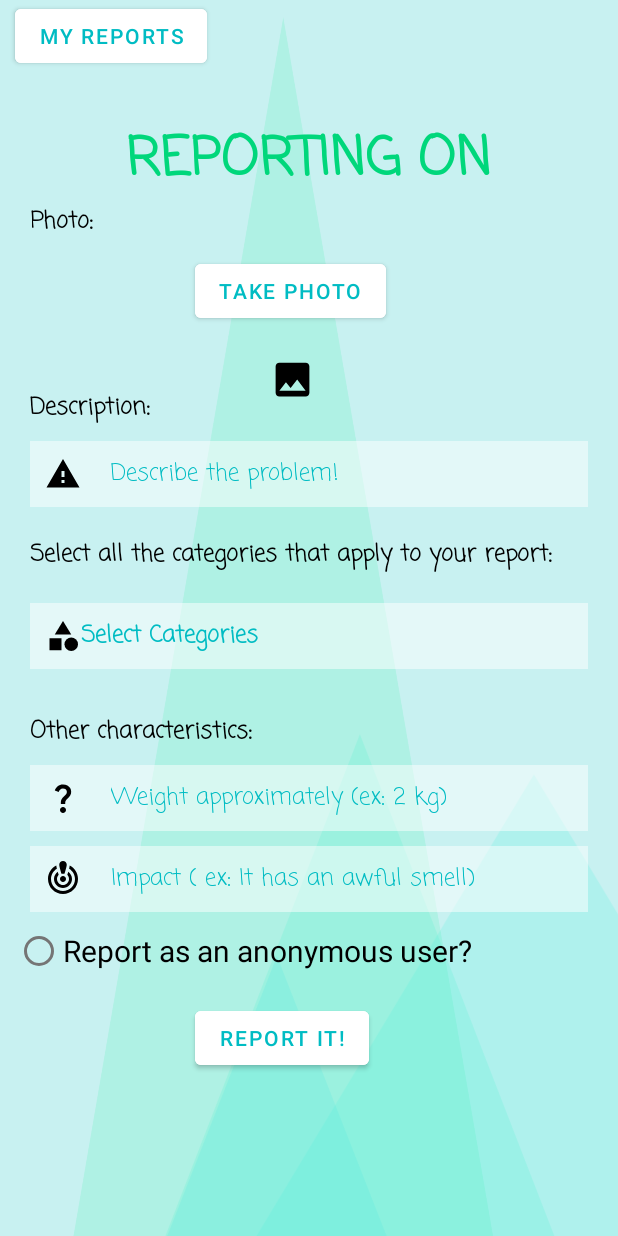
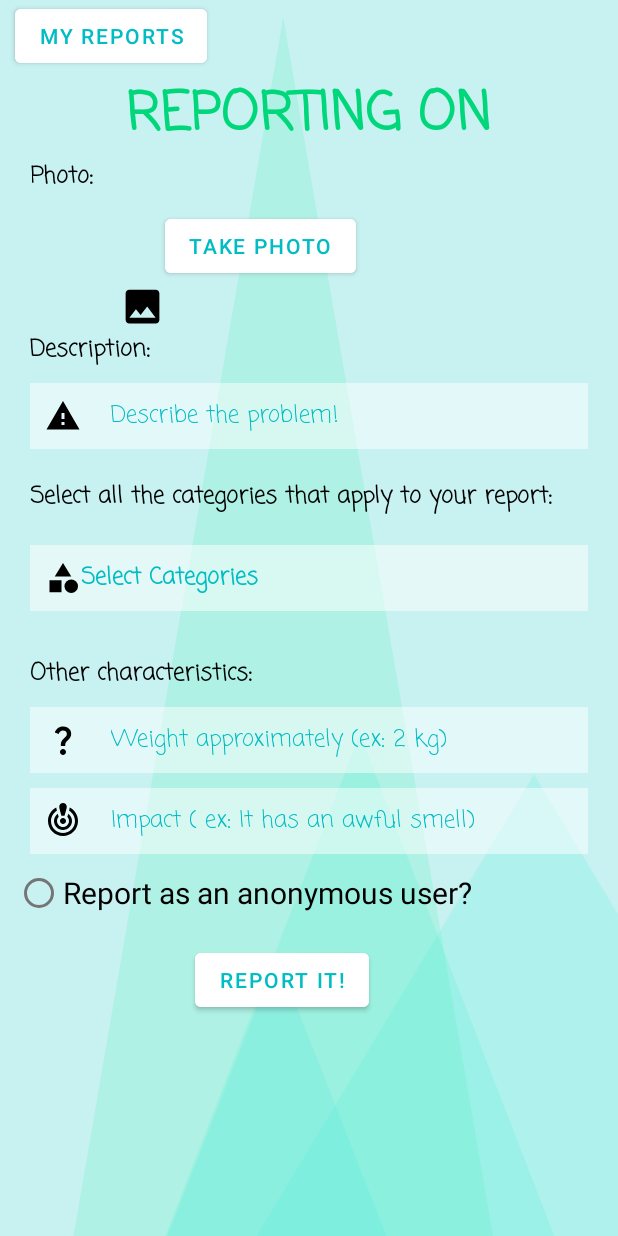
Before and after one commit to sstoleriu/-GascaLuPapuc-ITMWeb2023, an Android app: the NewReportActivity screen opened directly, with no data from a screen before it, after a tap on "TAKE PHOTO", on a phone screen of 412 x 824 dp. Run offline under Robolectric (Android 15) with nearby library versions, the phone set to English and light mode, and no system bars; pictures from the network do not load.

Commit message:
New Report with Photo added

```diff
--- a/androidApp/app/build.gradle
+++ b/androidApp/app/build.gradle
@@ -8,7 +8,7 @@ android {
 
     defaultConfig {
         applicationId "com.app.ecoshare"
-        minSdk 26
+        minSdk 33
         targetSdk 33
         versionCode 1
         versionName "1.0"
@@ -36,6 +36,7 @@ dependencies {
     implementation 'com.squareup.okhttp3:okhttp:3.6.0'
     def paging_version = "2.1.2"
 
+    implementation "androidx.activity:activity:1.6.0-alpha05"
     implementation 'androidx.appcompat:appcompat:1.6.1'
     implementation 'com.google.android.material:material:1.8.0'
     implementation 'androidx.constraintlayout:constraintlayout:2.1.4'
--- a/androidApp/app/src/main/java/com/app/ecoshare/Activities/FirstPageActivity.java
+++ b/androidApp/app/src/main/java/com/app/ecoshare/Activities/FirstPageActivity.java
@@ -32,9 +32,5 @@ public class FirstPageActivity extends AppCompatActivity {
 
     }
 
-    @Override
-    public void onBackPressed() {
-        moveTaskToBack(true);
-    }
 
 }
--- a/androidApp/app/src/main/java/com/app/ecoshare/Activities/LogInActivity.java
+++ b/androidApp/app/src/main/java/com/app/ecoshare/Activities/LogInActivity.java
@@ -87,8 +87,4 @@ public class LogInActivity extends AppCompatActivity {
 
     }
 
-    @Override
-    public void onBackPressed() {
-        moveTaskToBack(true);
-    }
 }
--- a/androidApp/app/src/main/java/com/app/ecoshare/Activities/NewReportActivity.java
+++ b/androidApp/app/src/main/java/com/app/ecoshare/Activities/NewReportActivity.java
@@ -1,15 +1,26 @@
 package com.app.ecoshare.Activities;
 
+
+import androidx.annotation.NonNull;
+import androidx.annotation.Nullable;
 import androidx.appcompat.app.AppCompatActivity;
 
-import android.app.Activity;
+import android.Manifest;
+import android.annotation.SuppressLint;
 import android.app.AlertDialog;
+import android.content.ContentValues;
 import android.content.Intent;
-import android.graphics.Bitmap;
+import android.content.pm.PackageManager;
+import android.net.Uri;
+import android.os.Build;
 import android.os.Bundle;
+
+import android.provider.MediaStore;
+import android.view.View;
 import android.widget.ImageView;
 import android.widget.RadioButton;
 import android.widget.TextView;
+import android.widget.Toast;
 
 import com.app.ecoshare.R;
 import com.google.android.material.button.MaterialButton;
@@ -20,8 +31,11 @@ import java.util.Collections;
 public class NewReportActivity extends AppCompatActivity {
 
     MaterialButton myReportsBtn, takePhotoBtn;
-    private static final int CAMERA_REQUEST = 1888;
     private ImageView photoView;
+    Uri imageUri;
+    private static final int PERMISSION_CODE = 1234;
+    private static final int CAPTURE_CODE = 1001;
+
     RadioButton anonBtn;
     String isAnon;
     TextView categoriesSelected;
@@ -40,10 +54,27 @@ public class NewReportActivity extends AppCompatActivity {
         categoriesSelected = findViewById(R.id.categoriesSelected);
         selectedCategory = new boolean[categoriesArray.length];
 
-        takePhotoBtn.setOnClickListener(v -> {
-            Intent cameraIntent = new Intent(android.provider.MediaStore.ACTION_IMAGE_CAPTURE);
-            startActivityForResult(cameraIntent, CAMERA_REQUEST);
+        takePhotoBtn.setOnClickListener(new View.OnClickListener() {
+            @Override
+            public void onClick(View v) {
+                if(Build.VERSION.SDK_INT >= Build.VERSION_CODES.M){
+                    if(checkSelfPermission(Manifest.permission.CAMERA) ==
+                            PackageManager.PERMISSION_DENIED || checkSelfPermission(Manifest.permission.WRITE_EXTERNAL_STORAGE) ==
+                    PackageManager.PERMISSION_DENIED){
+                        String[] permission = {Manifest.permission.CAMERA, Manifest.permission.WRITE_EXTERNAL_STORAGE};
+                        requestPermissions(permission, PERMISSION_CODE);
+                    }
+
+                    else{
+                        openCamera();
+                    }
+                }
+                else {
+                    openCamera();
+                }
+            }
         });
+
 
 
         categoriesSelected.setOnClickListener(view -> {
@@ -118,16 +149,37 @@ public class NewReportActivity extends AppCompatActivity {
         });
     }
 
-    protected void onActivityResult(int requestCode, int resultCode, Intent data) {
-        super.onActivityResult(requestCode, resultCode, data);
-        if (requestCode == CAMERA_REQUEST && resultCode == Activity.RESULT_OK) {
-            Bitmap photo = (Bitmap) data.getExtras().get("data");
-            photoView.setImageBitmap(photo);
+    private void openCamera(){
+        ContentValues contentValues = new ContentValues();
+        contentValues.put(MediaStore.Images.Media.TITLE, "new image");
+        contentValues.put(MediaStore.Images.Media.DESCRIPTION, "From the camera");
+        imageUri = getContentResolver().insert(MediaStore.Images.Media.EXTERNAL_CONTENT_URI, contentValues);
+        Intent camera = new Intent(MediaStore.ACTION_IMAGE_CAPTURE);
+        camera.putExtra(MediaStore.EXTRA_OUTPUT, imageUri);
+        startActivityForResult(camera, CAPTURE_CODE);
+    }
+
+    @Override
+    public void onRequestPermissionsResult(int requestCode, @NonNull String[] permissions, @NonNull int[] grantResults) {
+        super.onRequestPermissionsResult(requestCode, permissions, grantResults);
+        switch (requestCode){
+            case PERMISSION_CODE:
+                if(grantResults.length>0 && grantResults[0]==PackageManager.PERMISSION_GRANTED){
+                    openCamera();
+                }
+                else{
+                    Toast.makeText(this, "Permission Denied!", Toast.LENGTH_LONG).show();
+
+                }
         }
     }
 
+    @SuppressLint("MissingSuperCall")
     @Override
-    public void onBackPressed() {
-        moveTaskToBack(true);
+    protected void onActivityResult(int requestCode, int resultCode, @Nullable Intent data) {
+        if(resultCode == RESULT_OK){
+            photoView.setImageURI(imageUri);
+
+        }
     }
 }
--- a/androidApp/app/src/main/java/com/app/ecoshare/Activities/SignUpActivity.java
+++ b/androidApp/app/src/main/java/com/app/ecoshare/Activities/SignUpActivity.java
@@ -141,9 +141,4 @@ public class SignUpActivity extends AppCompatActivity {
         }
     }
 
-    @Override
-    public void onBackPressed() {
-        moveTaskToBack(true);
-    }
-
 }
--- a/androidApp/app/src/main/java/com/app/ecoshare/Activities/UserReportsActivity.java
+++ b/androidApp/app/src/main/java/com/app/ecoshare/Activities/UserReportsActivity.java
@@ -32,8 +32,5 @@ public class UserReportsActivity extends AppCompatActivity {
         startActivity(intent);
     }
 
-    @Override
-    public void onBackPressed() {
-        moveTaskToBack(true);
-    }
+
 }
--- a/androidApp/app/src/main/res/layout/activity_new_report.xml
+++ b/androidApp/app/src/main/res/layout/activity_new_report.xml
@@ -27,7 +27,7 @@
         android:id="@+id/reportingOn"
         android:layout_width="match_parent"
         android:layout_height="wrap_content"
-        android:layout_marginTop="80dp"
+        android:layout_marginTop="50dp"
         android:fontFamily="casual"
         android:gravity="center"
         android:scaleType="fitCenter"
@@ -58,7 +58,7 @@
         android:layout_height="wrap_content"
         android:backgroundTint="@color/white"
         android:layout_marginTop="10sp"
-        android:layout_marginStart="130dp"
+        android:layout_marginStart="110dp"
         android:textColor="@color/greenColor2"
         android:text="@string/take_photo" />
 
@@ -68,8 +68,9 @@
         android:layout_height="wrap_content"
         android:scaleType="fitCenter"
         android:foregroundGravity="center"
-        android:layout_marginTop="20dp"
-        android:layout_marginStart="180dp"
+        android:layout_marginTop="1dp"
+        android:layout_marginStart="80dp"
+        android:layout_marginEnd="70dp"
         android:src="@drawable/ic_baseline_insert_photo_24"
         android:layout_width="wrap_content" />
 
@@ -77,9 +78,9 @@
         android:id="@+id/description"
         android:layout_width="match_parent"
         android:layout_height="wrap_content"
-        android:layout_below="@id/photo"
+        android:layout_below="@id/photoView"
         android:layout_marginStart="20dp"
-        android:layout_marginTop="100dp"
+        android:layout_marginTop="2dp"
         android:fontFamily="casual"
         android:text="@string/description"
         android:textColor="@color/black"
```
Also changed, not shown: androidApp/app/src/main/AndroidManifest.xml (+10 -13 lines).
